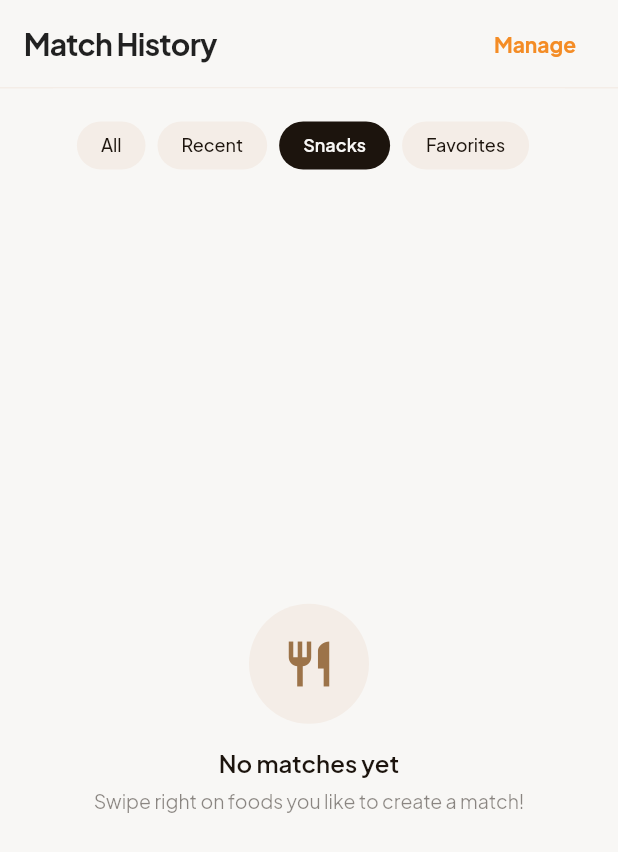
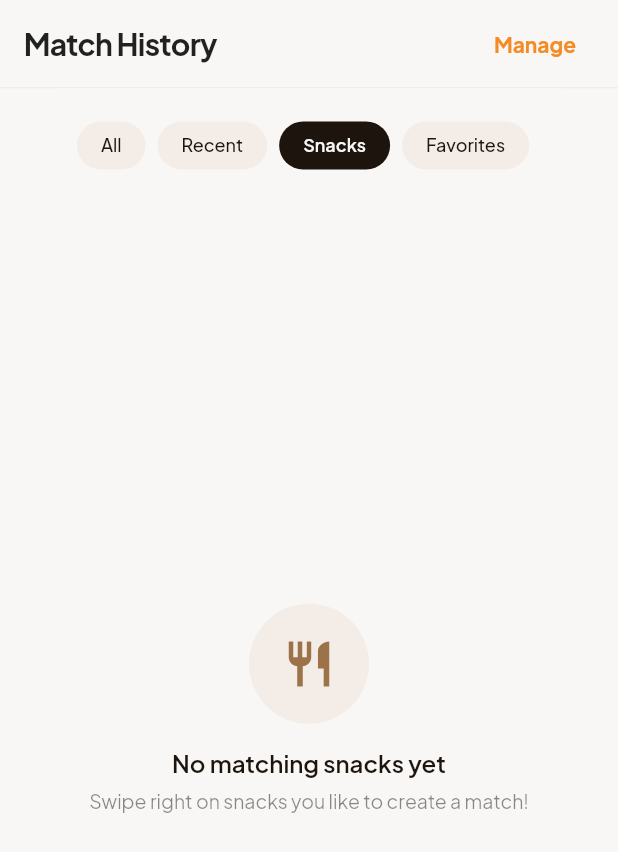
Before and after one commit to pckzy/FoodMood, a Flutter app: the MatchHistoryScreen screen opened directly, after a tap on "Manage", after a tap on "Cancel", after a tap on "Snacks", on a phone screen of 412 x 824 dp. Shown: the top 852 px of the screen. Run offline on Flutter 3.47's test engine with Material 3 defaults, Android fonts, the light colour scheme and no system bars; our stand-ins replace flutter_dotenv, shared_preferences, supabase_flutter; accounts and stored records are empty; network calls fail.

Commit message:
fixed empty state in Match History

```diff
--- a/lib/screens/match_history_screen.dart
+++ b/lib/screens/match_history_screen.dart
@@ -206,7 +206,7 @@ class _MatchHistoryScreenState extends State<MatchHistoryScreen> {
                 child: _isLoading
                     ? const Center(child: CircularProgressIndicator())
                     : displayMatches.isEmpty
-                        ? const EmptyMatchState()
+                        ? EmptyMatchState(filter: _selectedFilter.toLowerCase())
                         : MatchGrid(
                             matches: displayMatches,
                             onFavoriteTap: _toggleFavorite,
--- a/lib/widgets/empty_match_state.dart
+++ b/lib/widgets/empty_match_state.dart
@@ -1,12 +1,29 @@
 import 'package:flutter/material.dart';
 
 class EmptyMatchState extends StatelessWidget {
-  const EmptyMatchState({super.key});
+  final String? filter;
+
+  const EmptyMatchState({super.key, this.filter});
 
   @override
   Widget build(BuildContext context) {
     final colorScheme = Theme.of(context).colorScheme;
     final isDark = Theme.of(context).brightness == Brightness.dark;
+
+    String title;
+    String subtitle;
+
+    if (filter == 'snacks') {
+      title = 'No matching snacks yet';
+      subtitle = 'Swipe right on snacks you like to create a match!';
+    } else if (filter == 'favorites') {
+      title = 'No favorites yet';
+      subtitle = 'Add foods to your favorites to see them here!';
+    } else {
+      title = 'No matches yet';
+      subtitle = 'Swipe right on foods you like to create a match!';
+    }
+
     return Center(
       child: Column(
         mainAxisAlignment: MainAxisAlignment.center,
@@ -28,7 +45,7 @@ class EmptyMatchState extends StatelessWidget {
           ),
           const SizedBox(height: 16),
           Text(
-            'No matches yet',
+            title,
             style: TextStyle(
               fontSize: 16,
               fontWeight: FontWeight.w600,
@@ -37,7 +54,7 @@ class EmptyMatchState extends StatelessWidget {
           ),
           const SizedBox(height: 8),
           Text(
-            'Swipe right on foods you like to create a match!',
+            subtitle,
             textAlign: TextAlign.center,
             style: TextStyle(
               fontSize: 13,
--- a/lib/widgets/setting_groupitem.dart
+++ b/lib/widgets/setting_groupitem.dart
@@ -106,7 +106,7 @@ class SettingGroupItem extends StatelessWidget {
                     value: switchValue,
                     onChanged: onSwitchChanged,
                     activeTrackColor: cs.secondary.withValues(alpha: 0.5),
-                    activeColor: cs.secondary,
+                    activeThumbColor: cs.secondary,
                   )
                 else
                   Icon(
```
